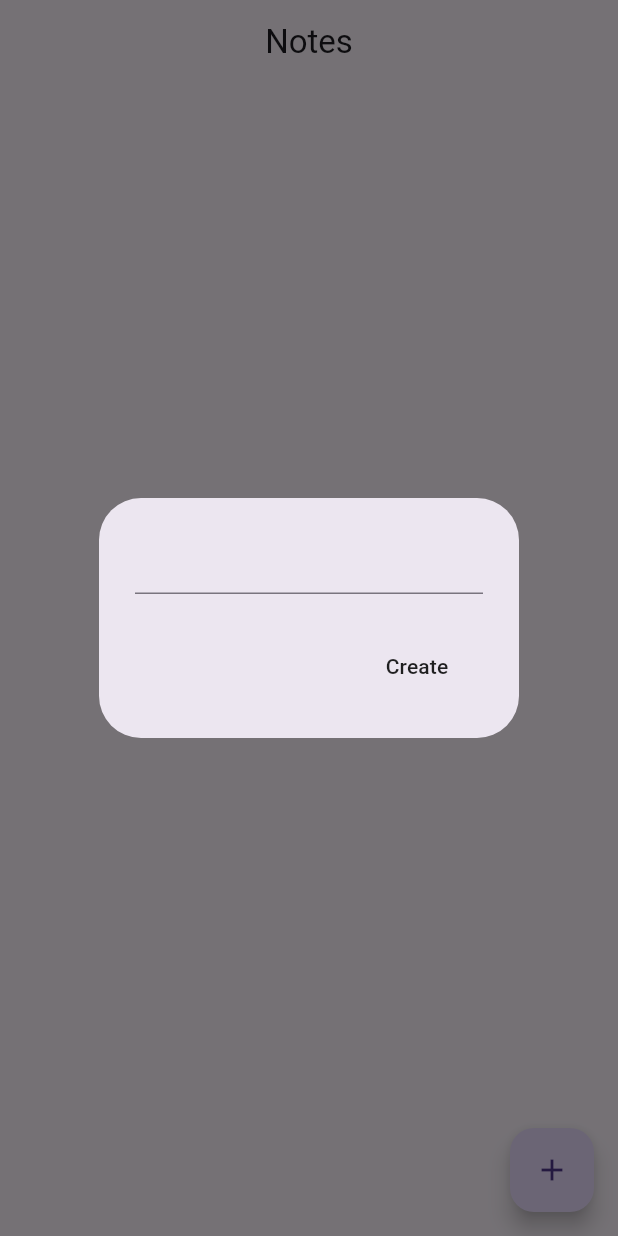
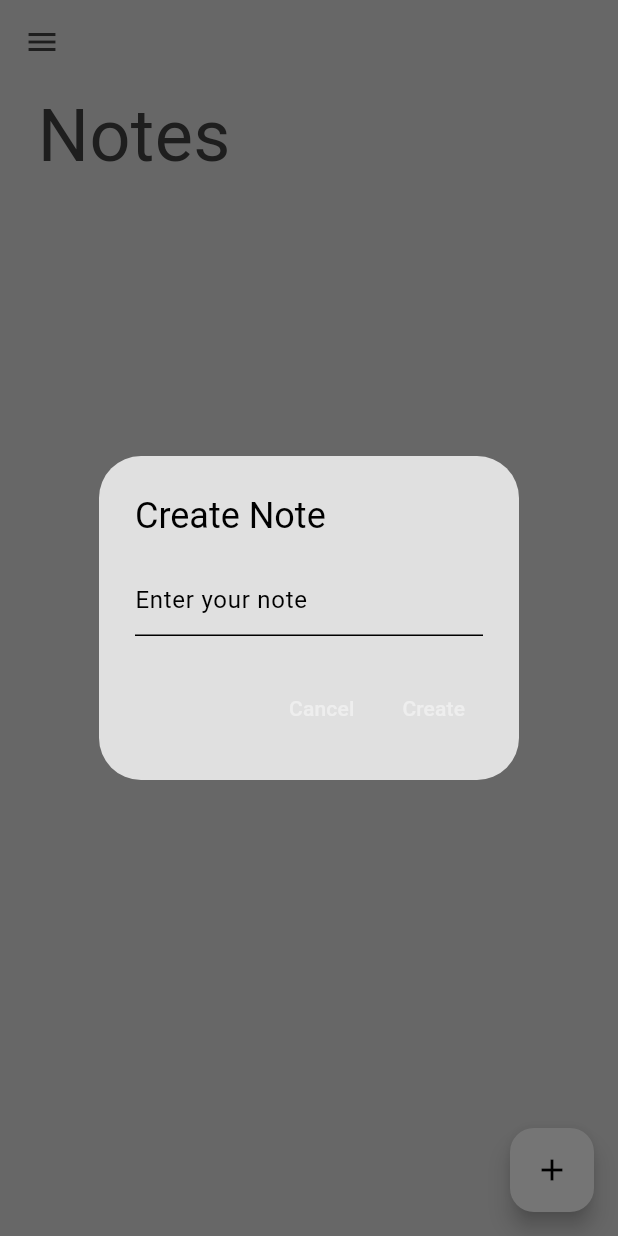
Before and after one commit to OnoPUNPUN/notes_app, a Flutter app: the screen it shows after launch, after a tap on the "add" icon, on a phone screen of 412 x 824 dp. Run offline on Flutter 3.47's test engine with Material 3 defaults, Android fonts, the phone set to English and light mode, and no system bars; our stand-ins replace get, google_fonts, isar; accounts and stored records are empty; generated files the repository leaves out were written again.

Commit message:
added Themes, and controllers

```diff
--- a/lib/controller_binders.dart
+++ b/lib/controller_binders.dart
@@ -1,9 +1,11 @@
 import 'package:get/get.dart';
 import 'package:notes_app/models/note_database.dart';
+import 'package:notes_app/theme/theme_controller.dart';
 
 class ControllerBinders extends Bindings {
   @override
   void dependencies() {
     Get.put(NoteDatabase());
+    Get.put(ThemeController());
   }
 }
--- a/lib/main.dart
+++ b/lib/main.dart
@@ -1,8 +1,9 @@
 import 'package:flutter/material.dart';
-import 'package:get/get_navigation/get_navigation.dart';
 import 'package:notes_app/controller_binders.dart';
 import 'package:notes_app/models/note_database.dart';
 import 'package:notes_app/pages/notes_page.dart';
+import 'package:get/get.dart';
+import 'package:notes_app/theme/theme_controller.dart';
 
 void main() async {
   WidgetsFlutterBinding.ensureInitialized();
@@ -16,6 +17,10 @@ class MyApp extends StatelessWidget {
 
   @override
   Widget build(BuildContext context) {
-    return MaterialApp(debugShowCheckedModeBanner: false, home: NotesPage());
+    return MaterialApp(
+      debugShowCheckedModeBanner: false,
+      home: NotesPage(),
+      theme: Get.find<ThemeController>().themeData,
+    );
   }
 }
--- a/lib/models/note_database.dart
+++ b/lib/models/note_database.dart
@@ -24,6 +24,7 @@ class NoteDatabase extends GetxController {
     await isar.writeTxn(() => isar.notes.put(newNote));
 
     // re-read from db
+    await fetchNotes();
   }
 
   // R E A D -- notes from db
--- a/lib/pages/notes_page.dart
+++ b/lib/pages/notes_page.dart
@@ -1,5 +1,7 @@
 import 'package:flutter/material.dart';
 import 'package:get/get.dart';
+import 'package:google_fonts/google_fonts.dart';
+import 'package:notes_app/models/note.dart';
 import 'package:notes_app/models/note_database.dart';
 
 class NotesPage extends StatefulWidget {
@@ -10,24 +12,47 @@ class NotesPage extends StatefulWidget {
 }
 
 class _NotesPageState extends State<NotesPage> {
-  // text controller to access what the user typed
+  // Get the NoteDatabase controller
+  final NoteDatabase noteDatabase = Get.find<NoteDatabase>();
   final TextEditingController textController = TextEditingController();
 
-  // create a note
+  @override
+  void initState() {
+    super.initState();
+    readNotes();
+  }
+
+  @override
+  void dispose() {
+    textController.dispose();
+    super.dispose();
+  }
+
+  // Create a new note
   void createNote() {
+    textController.clear();
     showDialog(
       context: context,
       builder: (context) => AlertDialog(
-        content: TextField(controller: textController),
+        title: const Text('Create Note'),
+        content: TextField(
+          controller: textController,
+          decoration: const InputDecoration(hintText: 'Enter your note'),
+        ),
         actions: [
-          // create button
-          MaterialButton(
+          TextButton(
+            onPressed: () => Get.back(),
+            child: const Text('Cancel'),
+          ),
+          TextButton(
             onPressed: () {
-              // add to db
-              Get.find<NoteDatabase>().addNote(textController.text);
-
-              // pop the box
-              Get.back();
+              if (textController.text.trim().isNotEmpty) {
+                noteDatabase.addNote(textController.text.trim());
+                textController.clear();
+                Get.back();
+              } else {
+                Get.snackbar('Error', 'Note cannot be empty');
+              }
             },
             child: const Text('Create'),
           ),
@@ -36,21 +61,127 @@ class _NotesPageState extends State<NotesPage> {
     );
   }
 
-  // read a note
+  // Read all notes
+  void readNotes() {
+    noteDatabase.fetchNotes();
+  }
 
-  // update a note
+  // Update an existing note
+  void updateNote(Note note) {
+    textController.text = note.text;
+    showDialog(
+      context: context,
+      builder: (context) => AlertDialog(
+        title: const Text('Update Note'),
+        content: TextField(
+          controller: textController,
+          decoration: const InputDecoration(hintText: 'Update your note'),
+        ),
+        actions: [
+          TextButton(
+            onPressed: () => Get.back(),
+            child: const Text('Cancel'),
+          ),
+          TextButton(
+            onPressed: () {
+              if (textController.text.trim().isNotEmpty) {
+                noteDatabase.updateNote(note.id, textController.text.trim());
+                textController.clear();
+                Get.back();
+              } else {
+                Get.snackbar('Error', 'Note cannot be empty');
+              }
+            },
+            child: const Text('Update'),
+          ),
+        ],
+      ),
+    );
+  }
 
-  //delete a note
+  // Delete a note
+  void deleteNote(int id) {
+    noteDatabase.deleteNote(id);
+  }
 
   @override
   Widget build(BuildContext context) {
     return Scaffold(
-      appBar: AppBar(title: Text('Notes'), centerTitle: true),
+      appBar: AppBar(
+        elevation: 0,
+        backgroundColor: Colors.transparent,
+        foregroundColor: Theme.of(context).colorScheme.inversePrimary,
+      ),
+      backgroundColor: Theme.of(context).colorScheme.surface,
       floatingActionButton: FloatingActionButton(
-        onPressed: () {
-          createNote();
-        },
-        child: const Icon(Icons.add),
+        onPressed: createNote,
+        backgroundColor: Colors.white,
+        child: const Icon(Icons.add, color: Colors.black),
+      ),
+      drawer: Drawer(),
+      body: Column(
+        crossAxisAlignment: CrossAxisAlignment.start,
+        children: [
+          // Keep the Notes title as requested
+          Padding(
+            padding: const EdgeInsets.only(left: 25.0),
+            child: Text(
+              'Notes',
+              style: GoogleFonts.dmSerifText(
+                fontSize: 48,
+                color: Theme.of(context).colorScheme.inversePrimary,
+              ),
+            ),
+          ),
+          // Notes list
+          Expanded(
+            child: GetBuilder<NoteDatabase>(
+              builder: (controller) {
+                final currentNotes = controller.currentNote;
+
+                if (currentNotes.isEmpty) {
+                  return const Center(
+                    child: Text(
+                      "It's Quiet Here 👾👾",
+                      style: TextStyle(fontSize: 18),
+                    ),
+                  );
+                }
+
+                return ListView.builder(
+                  padding: const EdgeInsets.all(8.0),
+                  itemCount: currentNotes.length,
+                  itemBuilder: (context, index) {
+                    final note = currentNotes[index];
+                    return Card(
+                      child: ListTile(
+                        title: Text(
+                          note.text,
+                          style: const TextStyle(fontSize: 16),
+                        ),
+                        trailing: Row(
+                          mainAxisSize: MainAxisSize.min,
+                          children: [
+                            IconButton(
+                              onPressed: () => updateNote(note),
+                              icon: const Icon(Icons.edit),
+                              tooltip: 'Edit Note',
+                            ),
+                            IconButton(
+                              onPressed: () => deleteNote(note.id),
+                              icon: const Icon(Icons.delete),
+                              tooltip: 'Delete Note',
+                            ),
+                          ],
+                        ),
+                      ),
+                    );
+                  },
+                );
+              },
+            ),
+          ),
+        ],
       ),
     );
   }
--- /dev/null
+++ b/lib/theme/theme.dart
@@ -0,0 +1,22 @@
+import 'package:flutter/material.dart';
+
+// light mode
+ThemeData lightMode = ThemeData(
+  brightness: Brightness.light,
+  colorScheme: ColorScheme.light(
+    surface: Colors.grey.shade300,
+    primary: Colors.grey.shade200,
+    secondary: Colors.grey.shade400,
+    inversePrimary: Colors.grey.shade800,
+  ),
+);
+// dark mode
+ThemeData darkMode = ThemeData(
+  brightness: Brightness.dark,
+  colorScheme: ColorScheme.dark(
+    surface: Colors.grey.shade900,
+    primary: Colors.grey.shade800,
+    secondary: Colors.grey.shade700,
+    inversePrimary: Colors.grey.shade300,
+  ),
+);
--- /dev/null
+++ b/lib/theme/theme_controller.dart
@@ -0,0 +1,29 @@
+import 'package:flutter/material.dart';
+import 'package:get/get.dart';
+import 'package:notes_app/theme/theme.dart';
+
+class ThemeController extends GetxController {
+  // initially, theme is light mode
+  ThemeData _themeData = lightMode;
+
+  // getter method to access the theme from other parts of the code
+  ThemeData get themeData => _themeData;
+
+  // getter method to see if we are in dark mode or not
+  bool get isDarkMode => _themeData == darkMode;
+
+  // setter method to set new theme
+  set themeData(ThemeData themeData) {
+    _themeData = themeData;
+    update();
+  }
+
+  // we will use this toggle in switch later on..
+  void toggleTheme() {
+    if (_themeData == lightMode) {
+      themeData = darkMode;
+    } else {
+      themeData = lightMode;
+    }
+  }
+}
--- a/pubspec.yaml
+++ b/pubspec.yaml
@@ -19,7 +19,7 @@ publish_to: 'none' # Remove this line if you wish to publish to pub.dev
 version: 1.0.0+1
 
 environment:
-  sdk: ^3.8.0
+  sdk: ^3.5.0
 
 # Dependencies specify other packages that your package needs in order to work.
 # To automatically upgrade your package dependencies to the latest versions
@@ -48,6 +48,7 @@ dependencies:
     version: ^3.0.0
   path_provider: ^2.1.5
   get: ^4.7.2
+  google_fonts: ^6.3.0
 
 dev_dependencies:
   flutter_test:
```
Also changed, not shown: pubspec.lock.
